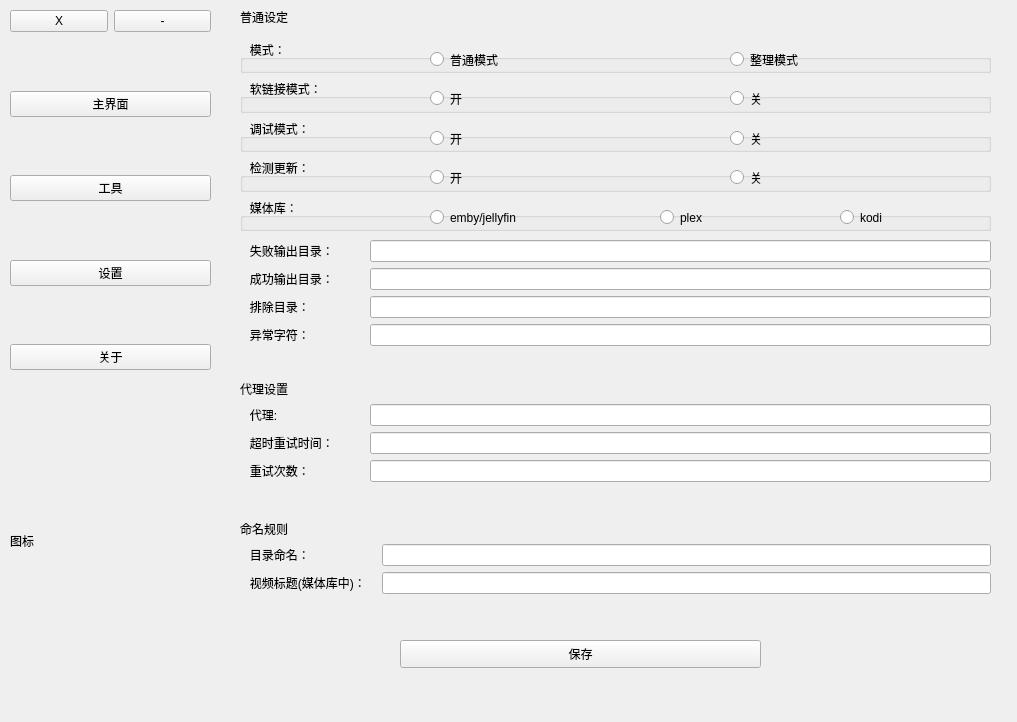
Before: the Qt Designer form AVDC.ui in kejizhihui/av-profile-photo, drawn with Qt 5.
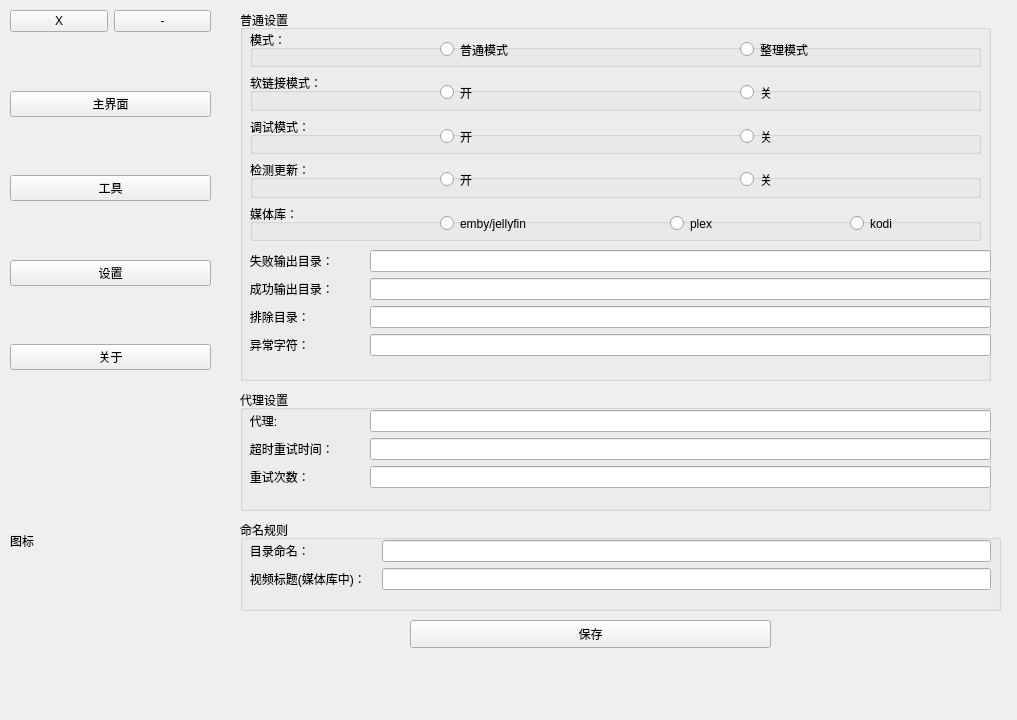
After: the same form once the commit is applied.

What changed in the file:
```diff
--- a/AVDC.ui
+++ b/AVDC.ui
@@ -7,7 +7,7 @@
     <x>0</x>
     <y>0</y>
     <width>1017</width>
-    <height>722</height>
+    <height>720</height>
    </rect>
   </property>
   <property name="windowTitle">
@@ -149,8 +149,8 @@
      <widget class="QPushButton" name="pushButton_save_config">
       <property name="geometry">
        <rect>
-        <x>170</x>
-        <y>640</y>
+        <x>180</x>
+        <y>620</y>
         <width>361</width>
         <height>28</height>
        </rect>
@@ -159,91 +159,170 @@
        <string>保存</string>
       </property>
      </widget>
+     <widget class="QGroupBox" name="groupBox_8">
+      <property name="geometry">
+       <rect>
+        <x>10</x>
+        <y>520</y>
+        <width>761</width>
+        <height>91</height>
+       </rect>
+      </property>
+      <property name="title">
+       <string>命名规则</string>
+      </property>
+      <widget class="QWidget" name="formLayoutWidget_4">
+       <property name="geometry">
+        <rect>
+         <x>0</x>
+         <y>20</y>
+         <width>751</width>
+         <height>61</height>
+        </rect>
+       </property>
+       <layout class="QFormLayout" name="formLayout_6">
+        <item row="0" column="0">
+         <widget class="QLabel" name="label_43">
+          <property name="text">
+           <string>   目录命名：             </string>
+          </property>
+         </widget>
+        </item>
+        <item row="0" column="1">
+         <widget class="QLineEdit" name="lineEdit_dir_name"/>
+        </item>
+        <item row="1" column="0">
+         <widget class="QLabel" name="label_44">
+          <property name="text">
+           <string>   视频标题(媒体库中)：   </string>
+          </property>
+         </widget>
+        </item>
+        <item row="1" column="1">
+         <widget class="QLineEdit" name="lineEdit_media_name"/>
+        </item>
+       </layout>
+      </widget>
+     </widget>
+     <widget class="QGroupBox" name="groupBox_9">
+      <property name="geometry">
+       <rect>
+        <x>10</x>
+        <y>390</y>
+        <width>751</width>
+        <height>121</height>
+       </rect>
+      </property>
+      <property name="title">
+       <string>代理设置</string>
+      </property>
      <widget class="QWidget" name="formLayoutWidget_2">
       <property name="geometry">
        <rect>
-        <x>10</x>
-        <y>380</y>
+         <x>0</x>
+         <y>20</y>
         <width>751</width>
-        <height>121</height>
+         <height>91</height>
        </rect>
       </property>
       <layout class="QFormLayout" name="formLayout_4">
        <item row="0" column="0">
-        <widget class="QLabel" name="label_24">
-         <property name="text">
-          <string>代理设置</string>
-         </property>
-        </widget>
-       </item>
-       <item row="1" column="0">
         <widget class="QLabel" name="label_25">
          <property name="text">
           <string>   代理:                 </string>
          </property>
         </widget>
        </item>
-       <item row="1" column="1">
+        <item row="0" column="1">
         <widget class="QLineEdit" name="lineEdit_proxy"/>
        </item>
-       <item row="2" column="0">
+        <item row="1" column="0">
         <widget class="QLabel" name="label_26">
          <property name="text">
           <string>   超时重试时间：         </string>
          </property>
         </widget>
        </item>
-       <item row="2" column="1">
+        <item row="1" column="1">
         <widget class="QLineEdit" name="lineEdit_timeout"/>
        </item>
-       <item row="3" column="0">
+        <item row="2" column="0">
         <widget class="QLabel" name="label_27">
          <property name="text">
           <string>   重试次数：             </string>
          </property>
         </widget>
        </item>
-       <item row="3" column="1">
+        <item row="2" column="1">
         <widget class="QLineEdit" name="lineEdit_retry"/>
        </item>
       </layout>
      </widget>
-     <widget class="QWidget" name="formLayoutWidget">
+     </widget>
+     <widget class="QGroupBox" name="groupBox_10">
       <property name="geometry">
        <rect>
         <x>10</x>
-        <y>520</y>
+        <y>10</y>
         <width>751</width>
-        <height>81</height>
+        <height>371</height>
        </rect>
       </property>
-      <layout class="QFormLayout" name="formLayout_5">
+      <property name="title">
+       <string>普通设置</string>
+      </property>
+      <widget class="QWidget" name="formLayoutWidget_3">
+       <property name="geometry">
+        <rect>
+         <x>0</x>
+         <y>240</y>
+         <width>751</width>
+         <height>121</height>
+        </rect>
+       </property>
+       <layout class="QFormLayout" name="formLayout">
        <item row="0" column="0">
-        <widget class="QLabel" name="label_34">
+         <widget class="QLabel" name="label_37">
          <property name="text">
-          <string>命名规则</string>
+           <string>   失败输出目录：         </string>
          </property>
         </widget>
        </item>
+        <item row="0" column="1">
+         <widget class="QLineEdit" name="lineEdit_fail"/>
+        </item>
        <item row="1" column="0">
-        <widget class="QLabel" name="label_35">
+         <widget class="QLabel" name="label_39">
+          <property name="frameShape">
+           <enum>QFrame::NoFrame</enum>
+          </property>
          <property name="text">
-          <string>   目录命名：             </string>
+           <string>   成功输出目录：         </string>
          </property>
         </widget>
        </item>
        <item row="1" column="1">
-        <widget class="QLineEdit" name="lineEdit_dir_name"/>
+         <widget class="QLineEdit" name="lineEdit_success"/>
        </item>
        <item row="2" column="0">
-        <widget class="QLabel" name="label_36">
+         <widget class="QLabel" name="label_40">
          <property name="text">
-          <string>   视频标题(媒体库中)：   </string>
+           <string>   排除目录：</string>
          </property>
         </widget>
        </item>
        <item row="2" column="1">
-        <widget class="QLineEdit" name="lineEdit_media_name"/>
+         <widget class="QLineEdit" name="lineEdit_escape_dir"/>
+        </item>
+        <item row="3" column="0">
+         <widget class="QLabel" name="label_38">
+          <property name="text">
+           <string>   异常字符：             </string>
+          </property>
+         </widget>
+        </item>
+        <item row="3" column="1">
+         <widget class="QLineEdit" name="lineEdit_escape_char"/>
        </item>
       </layout>
      </widget>
@@ -251,23 +330,16 @@
       <property name="geometry">
        <rect>
         <x>10</x>
-        <y>0</y>
-        <width>751</width>
-        <height>231</height>
+         <y>20</y>
+         <width>731</width>
+         <height>211</height>
        </rect>
       </property>
       <layout class="QVBoxLayout" name="verticalLayout_3">
-       <item>
-        <widget class="QLabel" name="label_33">
-         <property name="text">
-          <string>普通设定</string>
-         </property>
-        </widget>
-       </item>
        <item>
         <widget class="QGroupBox" name="groupBox">
          <property name="title">
-          <string>   模式：</string>
+           <string>模式：</string>
          </property>
          <widget class="QRadioButton" name="radioButton_common">
           <property name="geometry">
@@ -300,7 +372,7 @@
        <item>
         <widget class="QGroupBox" name="groupBox_2">
          <property name="title">
-          <string>   软链接模式：</string>
+           <string>软链接模式：</string>
          </property>
          <widget class="QRadioButton" name="radioButton_soft_on">
           <property name="geometry">
@@ -333,7 +405,7 @@
        <item>
         <widget class="QGroupBox" name="groupBox_3">
          <property name="title">
-          <string>   调试模式：</string>
+           <string>调试模式：</string>
          </property>
          <widget class="QRadioButton" name="radioButton_debug_on">
           <property name="geometry">
@@ -366,7 +438,7 @@
        <item>
         <widget class="QGroupBox" name="groupBox_4">
          <property name="title">
-          <string>   检测更新：</string>
+           <string>检测更新：</string>
          </property>
          <widget class="QRadioButton" name="radioButton_update_on">
           <property name="geometry">
@@ -399,7 +471,7 @@
        <item>
         <widget class="QGroupBox" name="groupBox_5">
          <property name="title">
-          <string>   媒体库：</string>
+           <string>媒体库：</string>
          </property>
          <widget class="QRadioButton" name="radioButton_emby">
           <property name="geometry">
@@ -444,60 +516,6 @@
        </item>
       </layout>
      </widget>
-     <widget class="QWidget" name="formLayoutWidget_3">
-      <property name="geometry">
-       <rect>
-        <x>10</x>
-        <y>240</y>
-        <width>751</width>
-        <height>121</height>
-       </rect>
-      </property>
-      <layout class="QFormLayout" name="formLayout">
-       <item row="0" column="0">
-        <widget class="QLabel" name="label_37">
-         <property name="text">
-          <string>   失败输出目录：         </string>
-         </property>
-        </widget>
-       </item>
-       <item row="0" column="1">
-        <widget class="QLineEdit" name="lineEdit_fail"/>
-       </item>
-       <item row="1" column="0">
-        <widget class="QLabel" name="label_39">
-         <property name="frameShape">
-          <enum>QFrame::NoFrame</enum>
-         </property>
-         <property name="text">
-          <string>   成功输出目录：         </string>
-         </property>
-        </widget>
-       </item>
-       <item row="1" column="1">
-        <widget class="QLineEdit" name="lineEdit_success"/>
-       </item>
-       <item row="2" column="0">
-        <widget class="QLabel" name="label_40">
-         <property name="text">
-          <string>   排除目录：</string>
-         </property>
-        </widget>
-       </item>
-       <item row="2" column="1">
-        <widget class="QLineEdit" name="lineEdit_escape_dir"/>
-       </item>
-       <item row="3" column="0">
-        <widget class="QLabel" name="label_38">
-         <property name="text">
-          <string>   异常字符：             </string>
-         </property>
-        </widget>
-       </item>
-       <item row="3" column="1">
-        <widget class="QLineEdit" name="lineEdit_escape_char"/>
-       </item>
-      </layout>
      </widget>
     </widget>
     <widget class="QWidget" name="page_about">
```
Left out of the diff: 94 changed lines with no effect on the pictures. Lines whose indentation alone changed are shown as unchanged.
